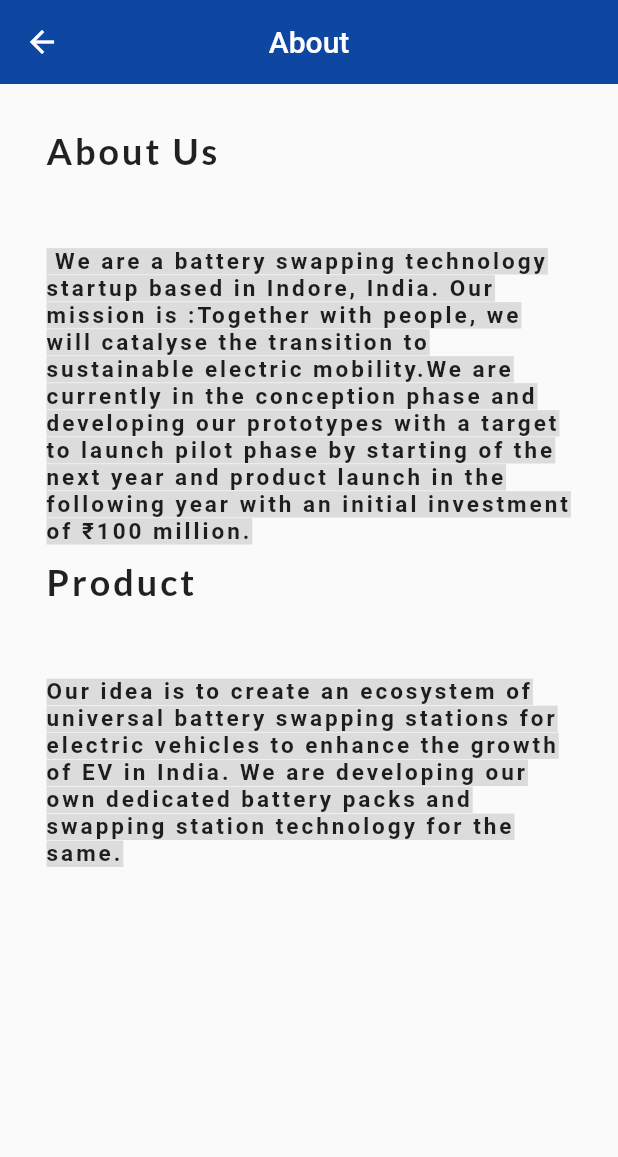
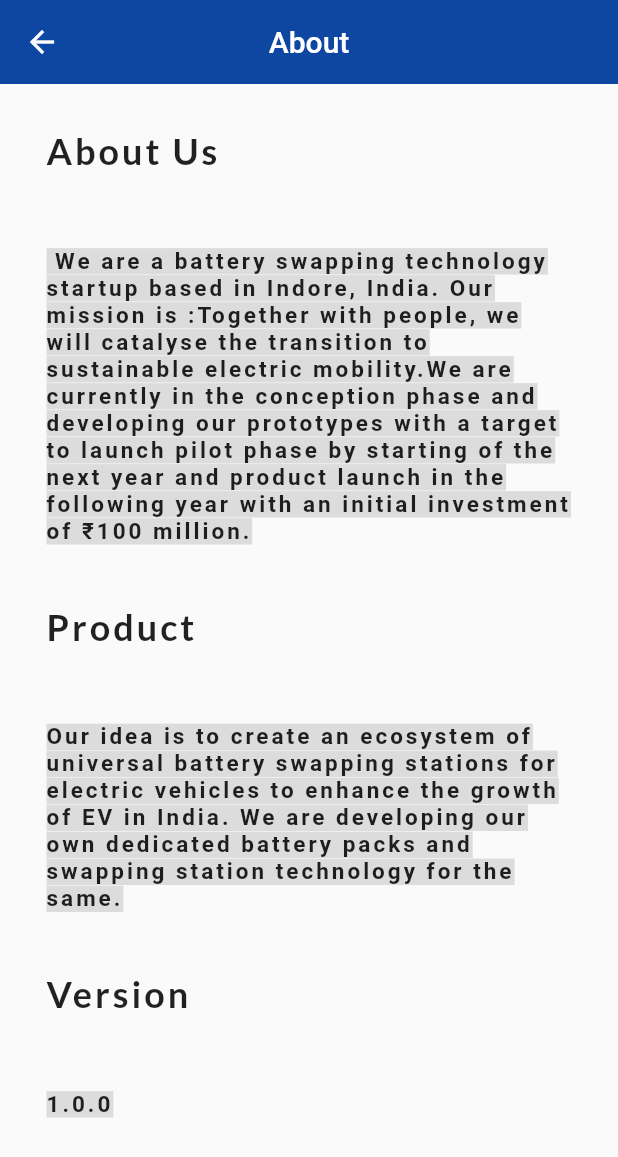
Before and after one commit to purpleflash69/test0, a Flutter app: the ImageName screen opened directly, on a phone screen of 412 x 824 dp. Shown: the top 1157 px of the screen. Run offline on Flutter 3.47's test engine with Material 2 defaults, Android fonts, the phone set to English and light mode, and no system bars; our stand-ins replace google_fonts, syncfusion_flutter_gauges.

Commit message:
Changed some data in Abouts apge

```diff
--- a/lib/about.dart
+++ b/lib/about.dart
@@ -47,10 +47,6 @@ class ImageName extends StatefulWidget {
 }
 
 class _ImageNameState extends State<ImageName> {
-  final vehicleNumber = 'MH 12 AB 1234';
-  final vehicleRegName = "John Doe";
-  final modelNum = '12345';
-  final regID = '#12345678';
   //Change all these variables in the future.
 
   @override
@@ -81,6 +77,9 @@ class _ImageNameState extends State<ImageName> {
                 // ),
                 textBox(
                     " We are a battery swapping technology startup based in Indore, India. Our mission is :Together with people, we will catalyse the transition to sustainable electric mobility.We are currently in the conception phase and developing our prototypes with a target to launch pilot phase by starting of the next year and product launch in the following year with an initial investment of ₹100 million."),
+                SizedBox(
+                  height: 30,
+                ),
                 textBoxBold("Product"),
                 textBox(
                     "Our idea is to create an ecosystem of universal battery swapping stations for electric vehicles to enhance the growth of EV in India. We are developing our own dedicated battery packs and swapping station technology for the same."),
@@ -100,6 +99,11 @@ class _ImageNameState extends State<ImageName> {
                 SizedBox(
                   height: 30,
                 ),
+                textBoxBold("Version"),
+                textBox("1.0.0"),
+                SizedBox(
+                  height: 30,
+                ),
               ],
             ),
           )),
```
